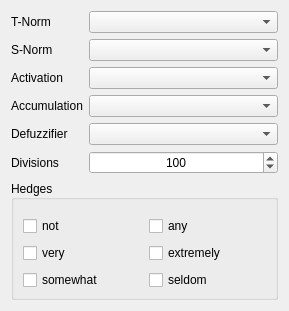
Above: qtfuzzylite/ui/Configuration.ui from fuzzylite/fuzzylite before the change. Below: the same form after it.
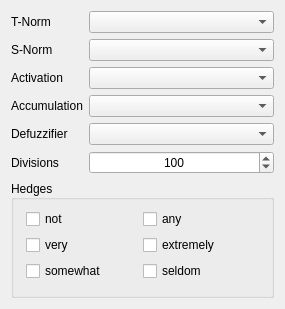
That is the form after the change.

```diff
--- a/qtfuzzylite/ui/Configuration.ui
+++ b/qtfuzzylite/ui/Configuration.ui
@@ -6,8 +6,8 @@
    <rect>
     <x>0</x>
     <y>0</y>
-    <width>289</width>
-    <height>311</height>
+    <width>285</width>
+    <height>309</height>
    </rect>
   </property>
   <property name="sizePolicy">
@@ -155,21 +155,36 @@
    </item>
    <item>
     <widget class="QGroupBox" name="formGroupBox">
+     <property name="autoFillBackground">
+      <bool>true</bool>
+     </property>
      <property name="title">
       <string>Hedges</string>
      </property>
      <property name="alignment">
       <set>Qt::AlignLeading|Qt::AlignLeft|Qt::AlignVCenter</set>
      </property>
+     <property name="flat">
+      <bool>false</bool>
+     </property>
+     <property name="checkable">
+      <bool>false</bool>
+     </property>
      <layout class="QGridLayout" name="gridLayout">
+      <property name="horizontalSpacing">
+       <number>0</number>
+      </property>
+      <property name="verticalSpacing">
+       <number>6</number>
+      </property>
+      <property name="leftMargin">
+       <number>12</number>
+      </property>
       <property name="rightMargin">
-       <number>0</number>
+       <number>12</number>
       </property>
       <property name="bottomMargin">
-       <number>0</number>
-      </property>
-      <property name="spacing">
-       <number>0</number>
+       <number>12</number>
       </property>
       <item row="0" column="0">
        <widget class="QCheckBox" name="ckx_not">
```
